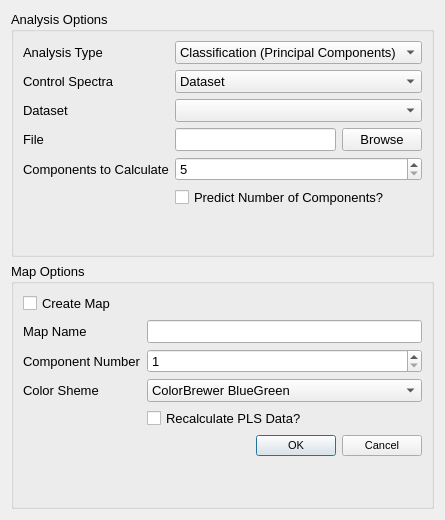
This is GUI/Analysis/plsdialog.ui in VespucciProject/Vespucci as Qt 5 draws it before an edit. The edited form follows.
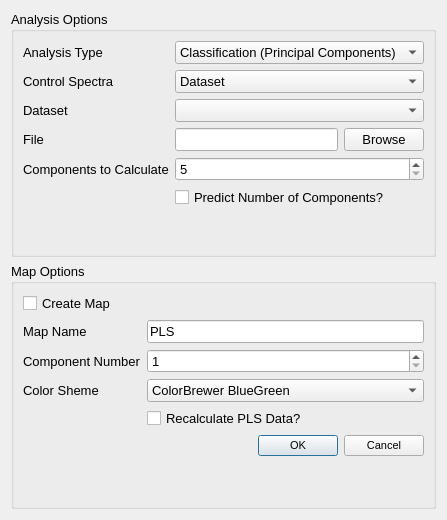
This is the edited form.

The edit to the form file:
```diff
--- a/GUI/Analysis/plsdialog.ui
+++ b/GUI/Analysis/plsdialog.ui
@@ -6,7 +6,7 @@
    <rect>
     <x>0</x>
     <y>0</y>
-    <width>425</width>
+    <width>447</width>
     <height>520</height>
    </rect>
   </property>
@@ -158,7 +158,11 @@
        </widget>
       </item>
       <item row="1" column="1">
-       <widget class="QLineEdit" name="mapNameLineEdit"/>
+       <widget class="QLineEdit" name="mapNameLineEdit">
+        <property name="text">
+         <string>PLS</string>
+        </property>
+       </widget>
       </item>
       <item row="2" column="1">
        <widget class="QSpinBox" name="imageComponentSpinBox">
```
